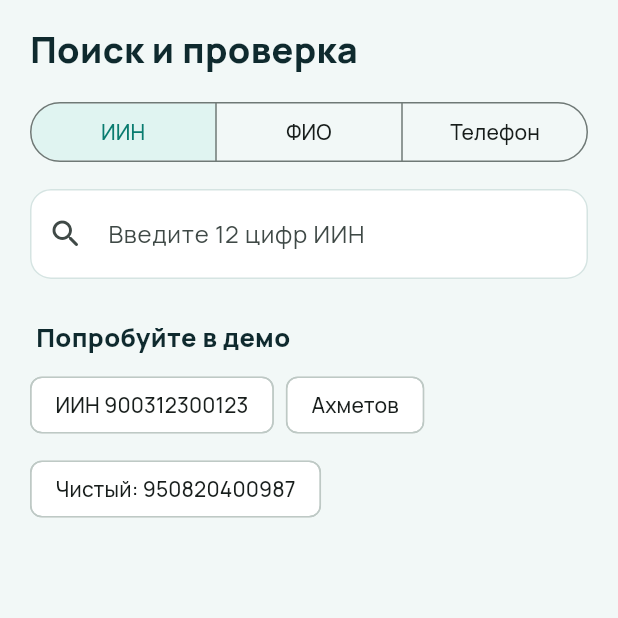
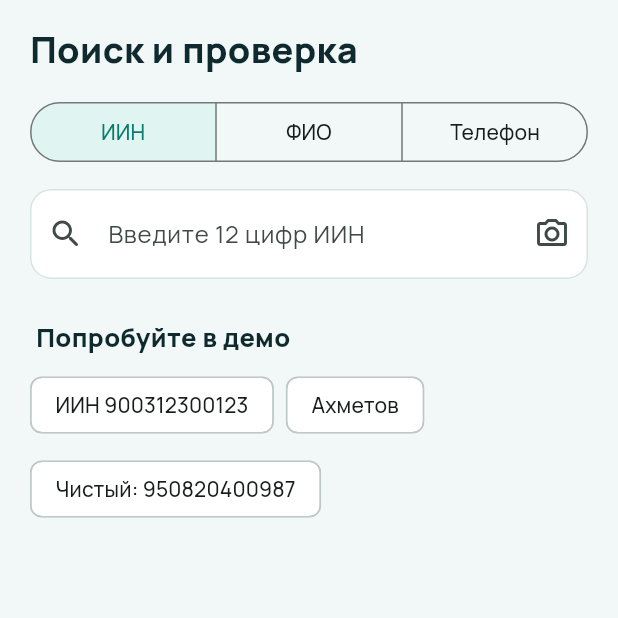
Before and after one commit to rauan-boop/R-PASS-App, a Flutter app: the ShellScreen screen opened directly, after a tap on "Введите ИИН, ФИО или телефон", on a phone screen of 412 x 824 dp, the top half of it. Run offline on Flutter 3.47's test engine with Material 3 defaults, Android fonts, the phone set to English and light mode, and no system bars; our stand-ins replace google_fonts; missing offline and left inert: dart:html.

Commit message:
Simplify dashboard and add ID scan affordance
Co-authored-by: Copilot <223556219+Copilot@users.noreply.github.com>

```diff
--- a/lib/screens/dashboard_screen.dart
+++ b/lib/screens/dashboard_screen.dart
@@ -78,39 +78,6 @@ class DashboardScreen extends StatelessWidget {
               ),
             ),
             const SizedBox(height: 12),
-            AppCard(
-              onTap: () => ScaffoldMessenger.of(context).showSnackBar(
-                  const SnackBar(
-                      content: Text('Сканирование прав появится позже'))),
-              child: Row(
-                children: [
-                  Container(
-                    width: 40,
-                    height: 40,
-                    decoration: BoxDecoration(
-                      color: AppColors.primarySoft,
-                      borderRadius: BorderRadius.circular(12),
-                    ),
-                    child: const Icon(Icons.photo_camera_outlined,
-                        color: AppColors.primary),
-                  ),
-                  const SizedBox(width: 12),
-                  Text(
-                    'Сканировать права',
-                    style: GoogleFonts.manrope(
-                      fontSize: 15,
-                      fontWeight: FontWeight.w700,
-                      color: AppColors.ink,
-                    ),
-                  ),
-                  const Spacer(),
-                  const Icon(Icons.chevron_right_rounded,
-                      color: AppColors.hint),
-                ],
-              ),
-            ),
-            const SizedBox(height: 20),
-            const SectionTitle('Сводка системы'),
             LayoutBuilder(
               builder: (context, constraints) {
                 final cardWidth = (constraints.maxWidth - 12) / 2;
--- a/lib/screens/search_screen.dart
+++ b/lib/screens/search_screen.dart
@@ -142,6 +142,17 @@ class _SearchScreenState extends State<SearchScreen> {
           decoration: InputDecoration(
             hintText: _hint,
             prefixIcon: const Icon(Icons.search_rounded),
+            suffixIcon: _mode == _Mode.iin
+                ? IconButton(
+                    tooltip: 'Сканировать ИИН',
+                    onPressed: () => ScaffoldMessenger.of(context).showSnackBar(
+                      const SnackBar(
+                        content: Text('Сканирование ИИН появится позже'),
+                      ),
+                    ),
+                    icon: const Icon(Icons.photo_camera_outlined),
+                  )
+                : null,
           ),
         ),
         const SizedBox(height: 18),
```
